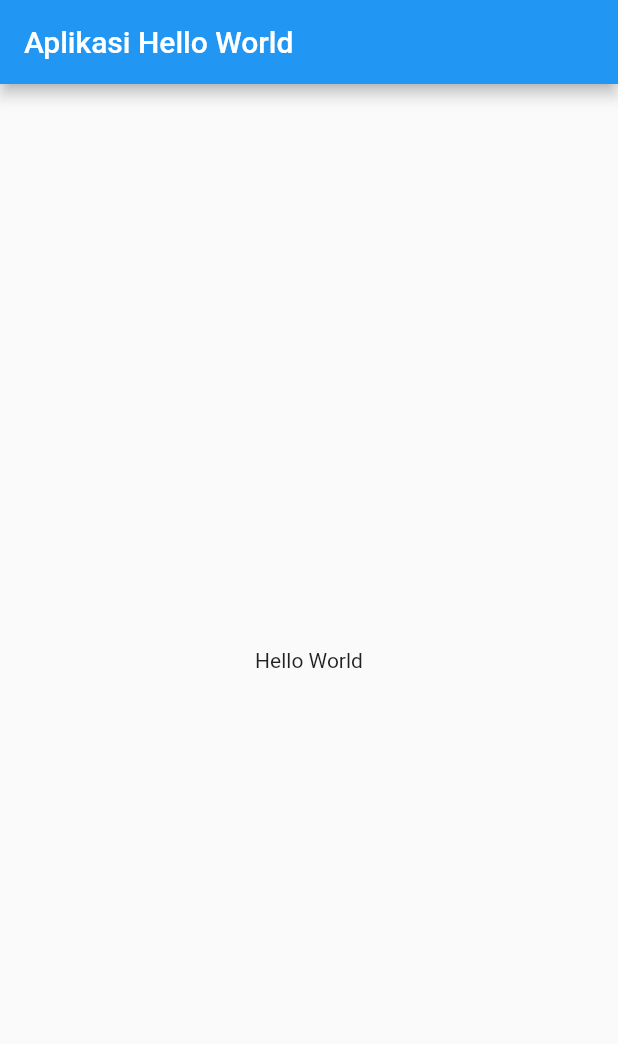
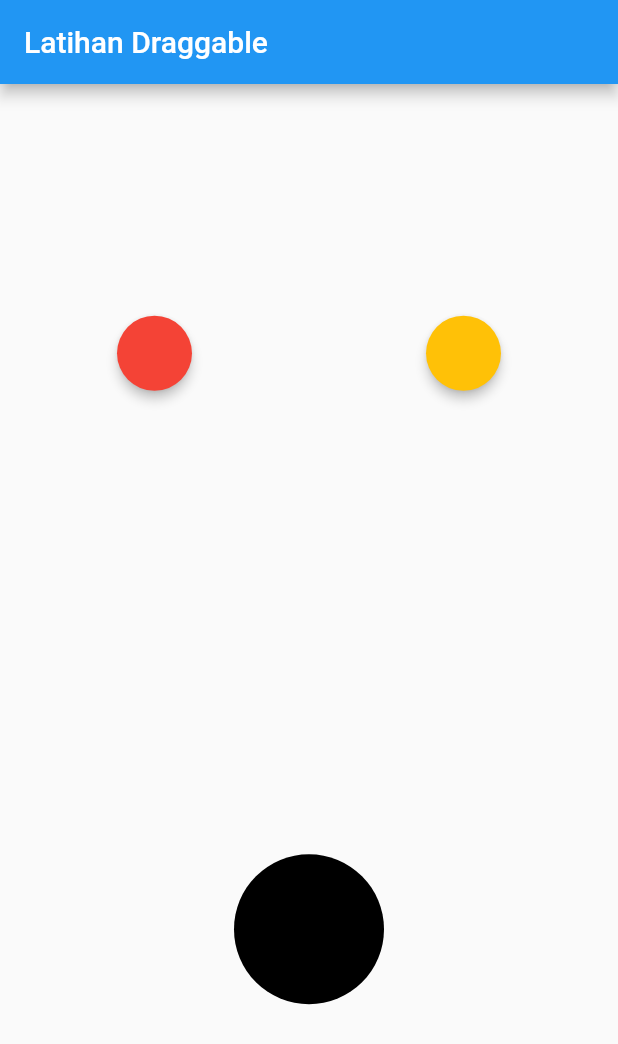
Before and after one commit to krisnachy/flutter_tutorial, a Flutter app: the screen it shows after launch, on a phone screen of 412 x 824 dp. Shown: the top 1044 px of the screen. Run offline on Flutter 3.47's test engine with Material 2 defaults, Android fonts, the phone set to English and light mode, and no system bars.

Commit message:
latihan draggable

```diff
--- a/lib/main.dart
+++ b/lib/main.dart
@@ -4,19 +4,117 @@
   runApp(const MyApp());
 }
 
-class MyApp extends StatelessWidget {
+class MyApp extends StatefulWidget {
   const MyApp({Key key}) : super(key: key);
 
   @override
+  State<MyApp> createState() => _MyAppState();
+}
+
+class _MyAppState extends State<MyApp> {
+  Color color1 = Colors.red;
+  Color color2 = Colors.amber;
+  Color targetColor;
+  bool isAccepted = false;
+
+  @override
   Widget build(BuildContext context) {
-    //Material app adalah widget yg berisi data-data yg diperlukan oleh app yg menggunakan material design
     return MaterialApp(
-      //tampilan awal yang akan ditampilkan oleh material app
       home: Scaffold(
         appBar: AppBar(
-          title: const Text("Aplikasi Hello World"),
+          title: Text('Latihan Draggable'),
         ),
-        body: const Center(child: Text("Hello World")),
+        body: Column(
+          mainAxisAlignment: MainAxisAlignment.spaceAround,
+          children: [
+            Row(
+              mainAxisAlignment: MainAxisAlignment.spaceAround,
+              children: [
+                Draggable<Color>(
+                  data: color1,
+                  child: SizedBox(
+                    width: 50,
+                    height: 50,
+                    child: Material(
+                      color: color1,
+                      shape: StadiumBorder(),
+                      elevation: 3,
+                    ),
+                  ),
+                  childWhenDragging: SizedBox(
+                    width: 50,
+                    height: 50,
+                    child: Material(
+                      color: Colors.black38,
+                      shape: StadiumBorder(),
+                      elevation: 0,
+                    ),
+                  ),
+                  feedback: SizedBox(
+                    width: 50,
+                    height: 50,
+                    child: Material(
+                      color: color1.withOpacity(0.7),
+                      shape: StadiumBorder(),
+                      elevation: 3,
+                    ),
+                  ),
+                ),
+                Draggable<Color>(
+                  data: color2,
+                  child: SizedBox(
+                    width: 50,
+                    height: 50,
+                    child: Material(
+                      color: color2,
+                      shape: StadiumBorder(),
+                      elevation: 3,
+                    ),
+                  ),
+                  childWhenDragging: SizedBox(
+                    width: 50,
+                    height: 50,
+                    child: Material(
+                      color: Colors.black38,
+                      shape: StadiumBorder(),
+                      elevation: 0,
+                    ),
+                  ),
+                  feedback: SizedBox(
+                    width: 50,
+                    height: 50,
+                    child: Material(
+                      color: color2.withOpacity(0.7),
+                      shape: StadiumBorder(),
+                      elevation: 3,
+                    ),
+                  ),
+                ),
+              ],
+            ),
+            DragTarget<Color>(
+              onWillAccept: (value) => true,
+              onAccept: (value) {isAccepted = true; targetColor = value;},
+              builder: (context, candidates, rejected) {
+                return (isAccepted) ? SizedBox(
+                    width: 100,
+                    height: 100,
+                    child: Material(
+                      color: targetColor,
+                      shape: StadiumBorder(),
+                    ),
+                  ) : SizedBox(
+                    width: 100,
+                    height: 100,
+                    child: Material(
+                      color: Colors.black,
+                      shape: StadiumBorder(),
+                    ),
+                  );
+              },
+            )
+          ],
+        ),
       ),
     );
   }
```
